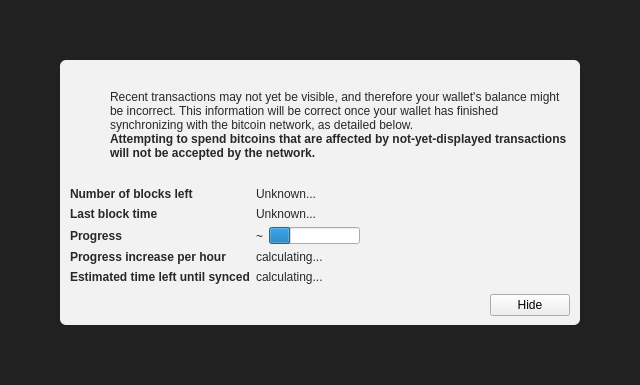
bitcoin-atom/bitcoin-atom, file src/qt/forms/modaloverlay.ui: the form before one commit.
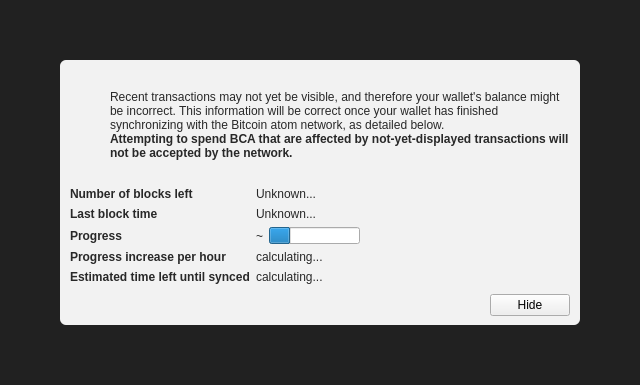
The form after the commit. Icons and pictures are not drawn. Custom widgets are drawn as their Qt base class.

Patch:
```diff
--- a/src/qt/forms/modaloverlay.ui
+++ b/src/qt/forms/modaloverlay.ui
@@ -130,7 +130,7 @@
              <item>
               <widget class="QLabel" name="infoText">
                <property name="text">
-                <string>Recent transactions may not yet be visible, and therefore your wallet's balance might be incorrect. This information will be correct once your wallet has finished synchronizing with the bitcoin network, as detailed below.</string>
+                <string>Recent transactions may not yet be visible, and therefore your wallet's balance might be incorrect. This information will be correct once your wallet has finished synchronizing with the Bitcoin atom network, as detailed below.</string>
                </property>
                <property name="textFormat">
                 <enum>Qt::RichText</enum>
@@ -149,7 +149,7 @@
                 </font>
                </property>
                <property name="text">
-                <string>Attempting to spend bitcoins that are affected by not-yet-displayed transactions will not be accepted by the network.</string>
+                <string>Attempting to spend BCA that are affected by not-yet-displayed transactions will not be accepted by the network.</string>
                </property>
                <property name="textFormat">
                 <enum>Qt::RichText</enum>
```
